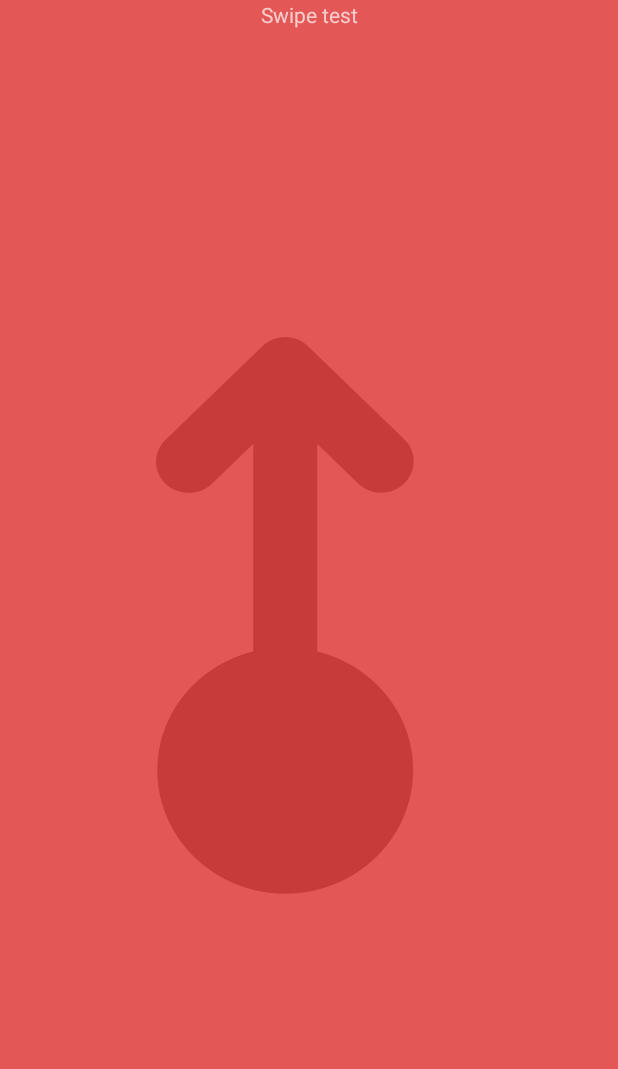
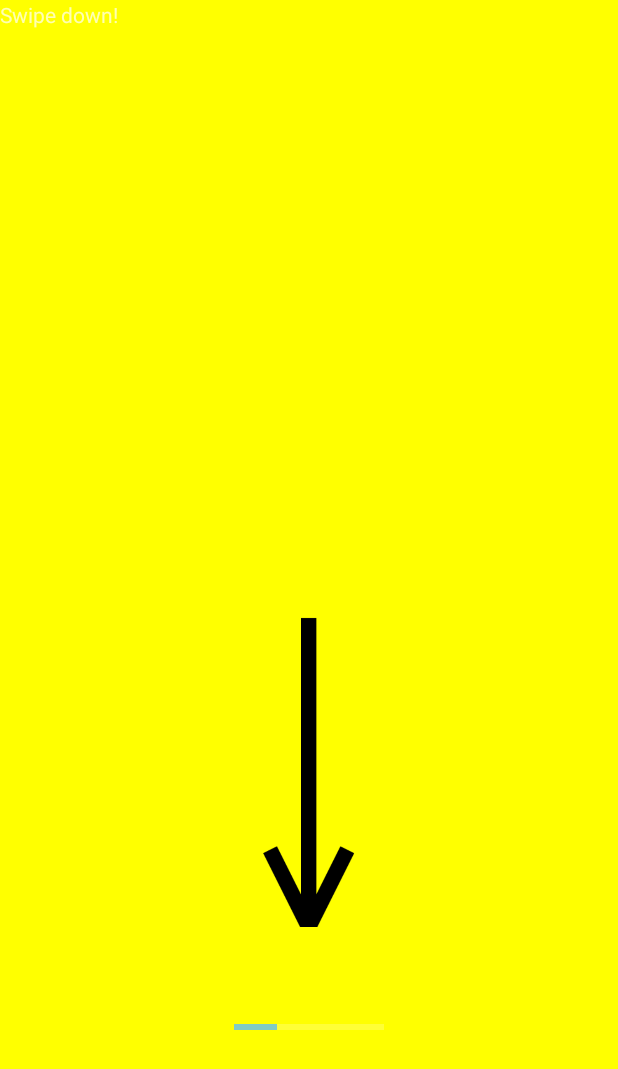
Before and after one commit to noodlegg/RPG, an Android app: the screen it shows after launch (SwipeMechanic before the commit, SoloGame after it), after a tap on an icon or button, on a phone screen of 412 x 824 dp. Shown: the top 1069 px of the screen. Run offline under Robolectric (Android 15) with nearby library versions, the phone set to English and light mode, and no system bars.

Commit message:
Solo Game added
- SoloGame with corresponding files for swipe commands has been added
- Exited activities are destroyed to prevent unintended access to activities through the on-screen back button

TBD:
- High score upload to Firebase
- Add different commands to gameplay
- Party mode implementation
- Settings functionality

```diff
--- a/app/src/main/AndroidManifest.xml
+++ b/app/src/main/AndroidManifest.xml
@@ -18,9 +18,12 @@
             </intent-filter>
         </activity>
         <activity android:name=".Home"/>
+        <activity android:name=".SoloGame" />
+        <activity android:name=".GameOver" />
         <activity android:name=".SwipeMechanic" />
         <activity android:name=".ShakeMechanic" />
         <activity android:name=".MultiplayerConnection" />
     </application>
-
+    <!-- Require that the device has an accelerometer -->
+    <uses-feature android:name="android.hardware.sensor.accelerometer" android:required="true" />
 </manifest>
--- /dev/null
+++ b/app/src/main/java/com/example/sword/rpg/EmptyFragment.java
@@ -0,0 +1,18 @@
+package com.example.sword.rpg;
+
+import android.os.Bundle;
+import android.support.v4.app.Fragment;
+import android.view.LayoutInflater;
+import android.view.View;
+import android.view.ViewGroup;
+
+public class EmptyFragment extends Fragment {
+
+    @Override
+    public View onCreateView(LayoutInflater inflater, ViewGroup container,
+                             Bundle savedInstanceState) {
+        // Inflate the layout for this fragment
+        return inflater.inflate(R.layout.fragment_empty, container, false);
+    }
+
+}
--- a/app/src/main/java/com/example/sword/rpg/GameSelectFragment.java
+++ b/app/src/main/java/com/example/sword/rpg/GameSelectFragment.java
@@ -32,7 +32,7 @@ public class GameSelectFragment extends Fragment {
         playSolo.setOnClickListener(new View.OnClickListener() {
             @Override
             public void onClick(View v) {
-                Intent intent = new Intent(v.getContext(), SwipeMechanic.class);
+                Intent intent = new Intent(v.getContext(), SoloGame.class);
                 startActivity(intent);
             }
         });
--- /dev/null
+++ b/app/src/main/java/com/example/sword/rpg/PrepareScreen.java
@@ -0,0 +1,17 @@
+package com.example.sword.rpg;
+
+import android.os.Bundle;
+import android.support.v4.app.Fragment;
+import android.view.LayoutInflater;
+import android.view.View;
+import android.view.ViewGroup;
+
+public class PrepareScreen extends Fragment {
+
+    @Override
+    public View onCreateView(LayoutInflater inflater, ViewGroup container,
+                             Bundle savedInstanceState) {
+        // Inflate the layout for this fragment
+        return inflater.inflate(R.layout.fragment_prepare_screen, container, false);
+    }
+}
--- /dev/null
+++ b/app/src/main/java/com/example/sword/rpg/SoloGame.java
@@ -0,0 +1,181 @@
+package com.example.sword.rpg;
+
+import android.content.Intent;
+import android.os.Bundle;
+import android.support.v7.app.AppCompatActivity;
+import android.support.v4.app.Fragment;
+import java.util.HashMap;
+import java.util.Map;
+import java.util.Random;
+
+public class SoloGame extends AppCompatActivity {
+    private HashMap<Fragment, Integer> commands = initializeCommands();
+    private int score = 0;
+
+    // For random numbers
+    Random rand = new Random();
+
+    // The Fragment of the timer progress bar
+    TimerFragment timerFragment;
+
+    @Override
+    protected void onCreate(Bundle savedInstanceState) {
+        super.onCreate(savedInstanceState);
+        setContentView(R.layout.activity_solo_game);
+        doNewCommand(); // Proceed to game logic
+    }
+
+    @Override
+    protected void onResume() {
+        super.onResume();
+    }
+
+    @Override
+    public void onBackPressed() {
+        /* Empty on purpose: during the game, the back button should not perform any action. */
+    }
+
+    /**
+     * Handles the events after a command has ended.
+     * If the command was executed successfully: give a new command;
+     * if the command was not executed successfully: move to the Game Over screen.
+     * @param success  whether the command was successfully executed or not
+     */
+    public void commandFinished(boolean success) {
+        timerFragment.stopTimer();
+        if (success) {
+            score++; // Increase score by one
+            doNewCommand(); // Give a new command
+        } else {
+            System.out.println("Score: " + score); // FOR TESTING PURPOSES
+            // Go to the Game Over screen
+            Intent intent = new Intent(this, GameOver.class);
+            Bundle bundle = new Bundle(); // New Bundle to pass score to Game Over screen
+            bundle.putInt("score", score); // Add score to bundle
+            intent.putExtras(bundle); // Add bundle to intent
+            startActivity(intent); // Start the intent
+            finish();
+        }
+    }
+
+    /**
+     * Overall logic for giving a new command:
+     * 1. Pick random command.
+     * 2. Update each command's weight accordingly.
+     * 3. Display new command.
+     */
+    private void doNewCommand() {
+        Fragment command = getRandomCommand(); //Pick a random command
+
+        /* FOR DEBUGGING PURPOSES */
+        System.out.println("=====================================");
+        System.out.println("Old weights:");
+        printWeights();
+
+        updateWeights(command); // Update the probability weights from the commands
+
+        /* FOR DEBUGGING PURPOSES */
+        System.out.println("New weights:");
+        printWeights(); // FOR DEBUGGING PURPOSES
+
+        displayNewCommand(command);
+    }
+
+    /**
+     * Creates a HashMap with every possible command in there, each with probability weight 1.
+     * @return a HashMap with every possible command, each with probability weight 1.
+     */
+    private HashMap<Fragment, Integer> initializeCommands() {
+        HashMap<Fragment, Integer> hmap = new HashMap<>();
+
+        // The names of the different commands:
+        hmap.put(new SwipeCommandFragment(), 1);
+        // Repeated to avoid same swipe command
+        hmap.put(new SwipeCommandFragment(), 2);
+
+        return hmap;
+    }
+
+    /**
+     * Pick a random command from the HashMap {@code commands}.
+     * Each command has a probability weight attached to it. The higher the weight of a command,
+     * the higher the chance of this command being picked. The chance of the command "example"
+     * happening is:
+     * {@code p("example") = commands.get("example") / getWeightSum()}
+     * @return one of the classes in the HashMap {@code commands}
+     */
+    private Fragment getRandomCommand() {
+        int weightSum = getWeightSum();
+        int r = rand.nextInt(weightSum) + 1; // Pick a random number from [1, weightSum]
+        System.out.println("Weight sum:  " + weightSum);
+        System.out.println("Random value:" + r); // FOR DEBUGGING PURPOSES
+        for (Map.Entry<Fragment, Integer> entry : commands.entrySet()) { //Loop through all commands
+            r -= entry.getValue(); // Decrease the random value by this command's weight
+            if (r <= 0) { // If the random number has been reduced to 0 or less...
+                return entry.getKey(); // ...pick this command
+            } // Otherwise move to next command
+        }
+
+        return null; //Never used (if everything works properly :D)
+    }
+
+    /**
+     * Calculates the sum of all the commands their probability weights
+     * @return the sum of all the values in {@code commands}
+     */
+    private int getWeightSum() {
+        int sum = 0; // Start out with 0
+
+        for (Integer weight : commands.values()) {
+            sum += weight; // Add each command's probability weight to the sum
+        }
+
+        return sum; // Return the sum
+    }
+
+    /**
+     * Updates every command's probability weight, knowing that {@code chosenCommand} was just
+     * picked.
+     * Every command's weight is increased by 1, except for that of {@code chosenCommand}, which
+     * gets set to 1.
+     * @param chosenCommand
+     * @modifies commands
+     */
+    private void updateWeights(Fragment chosenCommand) {
+        for (Map.Entry<Fragment, Integer> entry : commands.entrySet()) {
+            if (entry.getKey() == chosenCommand) {
+                entry.setValue(1); // Set chosen command's weight to 1
+            } else {
+                entry.setValue(entry.getValue() + 1); // Increase the others by 1
+            }
+        }
+    }
+
+    /**
+     * Replaces the previous command fragment by a new one and replaces the previous time fragment
+     * with a new one.
+     * @param command  the chosen command to be displayed
+     */
+    private void displayNewCommand(Fragment command) {
+        // Create new transaction
+        android.support.v4.app.FragmentTransaction transaction =
+                getSupportFragmentManager().beginTransaction();
+
+        // Replace the previous command with the new one
+        transaction.replace(R.id.shown_screen, command);
+
+        // Create new timer fragment and replace the old one
+        timerFragment = TimerFragment.newInstance(score);
+        transaction.replace(R.id.timer_location, timerFragment);
+
+        // Commit the transaction
+        transaction.commit();
+    }
+
+    /* FOR DEBUGGING PURPOSES */
+    private void printWeights() {
+        for (Map.Entry<Fragment, Integer> entry : commands.entrySet()) {
+            System.out.println("  " + entry.getKey() + ": " + entry.getValue());
+        }
+    }
+}
--- /dev/null
+++ b/app/src/main/java/com/example/sword/rpg/SwipeCommandFragment.java
@@ -0,0 +1,132 @@
+package com.example.sword.rpg;
+
+import android.os.Bundle;
+import android.support.v4.app.Fragment;
+import android.view.GestureDetector;
+import android.view.LayoutInflater;
+import android.view.MotionEvent;
+import android.view.View;
+import android.view.ViewGroup;
+import android.widget.ImageView;
+import android.widget.TextView;
+
+import java.util.Random;
+
+public class SwipeCommandFragment extends Fragment {
+
+    private int direction;
+    private View view;
+
+    @Override
+    public View onCreateView(LayoutInflater inflater, ViewGroup container,
+                             Bundle savedInstanceState) {
+        // Define view
+        view = inflater.inflate(R.layout.fragment_swipe_command, container, false);
+
+        ImageView arrow = view.findViewById(R.id.arrow); // Arrow image
+        /*Matrix matrix = new Matrix(); // Matrix to define scale and rotation of image
+        arrow.setScaleType(ImageView.ScaleType.MATRIX); // Set scale type of image to MATRIX*/
+
+        Random rand = new Random();
+        direction = rand.nextInt(4); // Get a random direction ([0, 3])
+
+        // Rotate the matrix
+        /*matrix.postRotate((float) (90 * direction),
+                arrow.getDrawable().getBounds().width()/2,
+                arrow.getDrawable().getBounds().height()/2);
+        arrow.setImageMatrix(matrix); // Match scale of image to the matrix*/
+
+        arrow.setRotation(90* direction);
+        updateText(direction); // Set the correct command title
+
+
+        final GestureDetector gesture = new GestureDetector(getActivity(),
+                new GestureDetector.SimpleOnGestureListener() {
+
+                    @Override
+                    public boolean onDown(MotionEvent e) {
+                        return true;
+                    }
+
+                    @Override
+                    public boolean onFling(MotionEvent e1, MotionEvent e2, float velocityX,
+                                           float velocityY) {
+                        System.out.println("onFling() has been called");
+                        final int SWIPE_MIN_DISTANCE = 150; // To detect long enough swipes
+                        final int SWIPE_MAX_OFF_PATH = 150; // To ignore diagonal swipes
+                        final int SWIPE_THRESHOLD_VELOCITY = 200; // To ignore slow swipes
+
+                        // If the swipe wasn't "too vertical", check horizontal swipes
+                        if (Math.abs(e1.getY() - e2.getY()) < SWIPE_MAX_OFF_PATH) {
+                            // To the left
+                            if (e1.getX() - e2.getX() > SWIPE_MIN_DISTANCE
+                                    && Math.abs(velocityX) > SWIPE_THRESHOLD_VELOCITY) {
+                                swipeDetected(3);
+
+                                // To the right
+                            } else if (e2.getX() - e1.getX() > SWIPE_MIN_DISTANCE
+                                    && Math.abs(velocityX) > SWIPE_THRESHOLD_VELOCITY) {
+                                swipeDetected(1);
+                            }
+                        }
+
+                        //If the swipe wasn't "too horizontal", check vertical swipes
+                        if (Math.abs(e1.getX() - e2. getX()) < SWIPE_MAX_OFF_PATH) {
+                            // Upward
+                            if (e1.getY() - e2.getY() > SWIPE_MIN_DISTANCE
+                                    && Math.abs(velocityX) > SWIPE_THRESHOLD_VELOCITY) {
+                                swipeDetected(0);
+
+                                // Downward
+                            } else if (e2.getY() - e1.getY() > SWIPE_MIN_DISTANCE
+                                    && Math.abs(velocityY) > SWIPE_THRESHOLD_VELOCITY) {
+                                swipeDetected(2);
+                            }
+                        }
+                        return super.onFling(e1, e2, velocityX, velocityY);
+                    }
+                });
+
+        view.setOnTouchListener(new View.OnTouchListener() {
+            @Override
+            public boolean onTouch(View view, MotionEvent event) {
+                return gesture.onTouchEvent(event);
+            }
+        });
+
+        // Inflate the layout for this fragment
+        return view;
+    }
+
+    private void swipeDetected(int detected) {
+        // On a correct swipe:
+        if (detected == direction) {
+            // Command succeeded
+            ((SoloGame)getActivity()).commandFinished(true);
+        } else { // (on wrong swipe:)
+            // Command failed
+            ((SoloGame)getActivity()).commandFinished(false);
+        }
+    }
+
+    private void updateText(int direction) {
+        // The command title
+        TextView textView = view.findViewById(R.id.command_title);
+        String text = "Swipe ";
+
+        // Add the correct direction to the command title
+        switch (direction) {
+            case 0: text += "up!";
+                break;
+            case 1: text += "right!";
+                break;
+            case 2: text += "down!";
+                break;
+            case 3: text += "left!";
+                break;
+        }
+
+        // Update the command title text
+        textView.setText(text);
+    }
+}
--- /dev/null
+++ b/app/src/main/java/com/example/sword/rpg/TimerFragment.java
@@ -0,0 +1,113 @@
+package com.example.sword.rpg;
+
+import android.os.Bundle;
+import android.os.Handler;
+import android.support.v4.app.Fragment;
+import android.view.LayoutInflater;
+import android.view.View;
+import android.view.ViewGroup;
+import android.widget.ProgressBar;
+
+
+public class TimerFragment extends Fragment {
+
+    private ProgressBar mProgressBar; // The progressbar timer
+
+    private boolean mIsRunning; // Whether the timer should keep running
+    private boolean mIsPaused = false; // Whether the timer is paused
+
+    private long timeLeft; // Time left in milliseconds
+    private long timeLimit; // Time limit in milliseconds
+    private long startTime; // Records the system time at which the timer started
+    private long timeAtPause = 0; // The system time at the moment the game is paused
+
+    private Handler timerHandler = new Handler(); // Handler used as timer
+    private Runnable timerRunnable = new Runnable() { // Handler Runnable
+
+        @Override
+        public void run() {
+            if (!mIsRunning) { // If the timer should stop
+                return; // Stop the timer
+            }
+
+            // Update timer
+            timeLeft = timeLimit - (System.currentTimeMillis() - startTime);
+            mProgressBar.setProgress((int) (1000 * timeLeft / timeLimit));
+
+            // If the time is up
+            if (timeLeft <= 0) {
+                // Fail the command
+                ((SoloGame)getActivity()).commandFinished(false);
+            }
+
+            // Repeat after 5 ms
+            timerHandler.postDelayed(this, 5);
+        }
+    };
+
+    @Override
+    public View onCreateView(LayoutInflater inflater, ViewGroup container,
+                             Bundle savedInstanceState) {
+        // Inflate the layout for this fragment
+        View view = inflater.inflate(R.layout.fragment_timer, container, false);
+        mProgressBar = view.findViewById(R.id.timer);
+
+        mIsRunning = true; // Yes, we want the timer to keep running
+        timeLimit = getArguments().getLong("timeLimit", 1500); // Set timer duration
+        startTime = System.currentTimeMillis(); // Record the start time
+
+        System.out.println("Time for this round: " + timeLimit);
+
+        timerHandler.postDelayed(timerRunnable, 0); // Call Handler Runnable
+
+        return view;
+    }
+
+    @Override
+    public void onPause() {
+        // Save the current time, so we can recalibrate the timer when we resume it.
+        timeAtPause = System.currentTimeMillis();
+        //Pause timer
+        timerHandler.removeCallbacksAndMessages(null);
+        mIsPaused = true;
+
+        super.onPause();
+    }
+
+    @Override
+    public void onResume() {
+        super.onResume();
+        if (mIsPaused) { // If the time has been paused:
+            startTime += System.currentTimeMillis() - timeAtPause; // Recalibrate timer
+        }
+
+        // Resume timer
+        mIsPaused = false;
+        timerHandler.postDelayed(timerRunnable, 0);
+    }
+
+    /**
+     * Kills the timer
+     */
+    public void stopTimer() {
+        mIsRunning = false; // No, we don't want the timer to continue
+        timerHandler.removeCallbacks(timerRunnable); // Stop handler calls
+    }
+
+    public static TimerFragment newInstance(int score) {
+        TimerFragment timerFragment = new TimerFragment(); // Create new timer
+
+        double MAX_TIME = 3000; // Largest time limit in ms (for first round)
+        double MIN_TIME = 1000; // Shortest time limit in ms (asymptote for time function)
+
+        /* Function that returns a smaller and smaller value, as the game progresses, but never
+           less than MIN_TIME */
+        long timeLimit = (long) (3 * (MAX_TIME - MIN_TIME) / (0.6 * score + 3) + MIN_TIME);
+
+        Bundle args = new Bundle(); // Bundle to pass arguments
+        args.putLong("timeLimit", timeLimit); // Add argument to bundle
+        timerFragment.setArguments(args); // Pass bundle to the timer
+
+        return timerFragment; // Return the timer
+    }
+}
--- a/app/src/main/res/layout/activity_home.xml
+++ b/app/src/main/res/layout/activity_home.xml
@@ -28,7 +28,6 @@
         android:layout_marginEnd="0dp"
         android:layout_marginStart="0dp"
         app:itemBackground="@color/RubenRedDark"
-        app:itemTextAppearance="@style/NavigationText"
         app:layout_constraintBottom_toBottomOf="parent"
         app:layout_constraintLeft_toLeftOf="parent"
         app:layout_constraintRight_toRightOf="parent"
--- /dev/null
+++ b/app/src/main/res/layout/activity_solo_game.xml
@@ -0,0 +1,31 @@
+<?xml version="1.0" encoding="utf-8"?>
+<android.support.constraint.ConstraintLayout xmlns:android="http://schemas.android.com/apk/res/android"
+    xmlns:app="http://schemas.android.com/apk/res-auto"
+    xmlns:tools="http://schemas.android.com/tools"
+    android:id="@+id/solo_game_activity"
+    android:layout_width="match_parent"
+    android:layout_height="match_parent"
+    tools:context="com.example.sword.rpg.ShakeMechanic"
+    tools:layout_editor_absoluteY="81dp">
+
+    <fragment
+        android:id="@+id/shown_screen"
+        android:name="com.example.sword.rpg.PrepareScreen"
+        android:layout_width="0dp"
+        android:layout_height="0dp"
+        app:layout_constraintBottom_toBottomOf="parent"
+        app:layout_constraintEnd_toEndOf="parent"
+        app:layout_constraintStart_toStartOf="parent"
+        app:layout_constraintTop_toTopOf="parent"></fragment>
+
+    <fragment
+        android:id="@+id/timer_location"
+        android:name="com.example.sword.rpg.EmptyFragment"
+        android:layout_width="100dp"
+        android:layout_height="100dp"
+        android:layout_marginBottom="47dp"
+        app:layout_constraintBottom_toBottomOf="parent"
+        app:layout_constraintEnd_toEndOf="parent"
+        app:layout_constraintStart_toStartOf="parent" />
+
+</android.support.constraint.ConstraintLayout>
--- /dev/null
+++ b/app/src/main/res/layout/fragment_empty.xml
@@ -0,0 +1,7 @@
+<FrameLayout xmlns:android="http://schemas.android.com/apk/res/android"
+    xmlns:tools="http://schemas.android.com/tools"
+    android:layout_width="match_parent"
+    android:layout_height="match_parent"
+    tools:context="com.example.sword.rpg.EmptyFragment">
+
+</FrameLayout>
--- /dev/null
+++ b/app/src/main/res/layout/fragment_prepare_screen.xml
@@ -0,0 +1,13 @@
+<FrameLayout xmlns:android="http://schemas.android.com/apk/res/android"
+    xmlns:tools="http://schemas.android.com/tools"
+    android:layout_width="match_parent"
+    android:layout_height="match_parent"
+    tools:context="com.example.sword.rpg.PrepareScreen">
+
+    <!-- TODO: Update blank fragment layout -->
+    <TextView
+        android:layout_width="match_parent"
+        android:layout_height="match_parent"
+        android:text="@string/hello_blank_fragment" />
+
+</FrameLayout>
--- /dev/null
+++ b/app/src/main/res/layout/fragment_swipe_command.xml
@@ -0,0 +1,25 @@
+<FrameLayout xmlns:android="http://schemas.android.com/apk/res/android"
+    xmlns:app="http://schemas.android.com/apk/res-auto"
+    xmlns:tools="http://schemas.android.com/tools"
+    android:layout_width="match_parent"
+    android:layout_height="match_parent"
+    android:background="#FF0"
+    tools:context="com.example.sword.rpg.SwipeCommandFragment">
+
+    <!-- TODO: Update blank fragment layout -->
+    <TextView
+        android:id="@+id/command_title"
+        android:layout_width="wrap_content"
+        android:layout_height="match_parent"
+        android:text="Swipe"
+        app:layout_constraintEnd_toEndOf="parent"
+        app:layout_constraintStart_toStartOf="parent"
+        app:layout_constraintTop_toTopOf="parent" />
+
+    <ImageView
+        android:id="@+id/arrow"
+        android:layout_width="wrap_content"
+        android:layout_height="wrap_content"
+        android:src="@drawable/arrow" />
+
+</FrameLayout>
--- /dev/null
+++ b/app/src/main/res/layout/fragment_timer.xml
@@ -0,0 +1,17 @@
+<FrameLayout xmlns:android="http://schemas.android.com/apk/res/android"
+    xmlns:tools="http://schemas.android.com/tools"
+    android:layout_width="match_parent"
+    android:layout_height="match_parent"
+    tools:context="com.example.sword.rpg.TimerFragment">
+
+    <!-- TODO: Update blank fragment layout -->
+
+    <ProgressBar
+        android:id="@+id/timer"
+        style="?android:attr/progressBarStyleHorizontal"
+        android:layout_width="match_parent"
+        android:layout_height="wrap_content"
+        android:max="1000"
+        android:progress="0" />
+
+</FrameLayout>
```
Also changed, not shown: app/src/main/java/com/example/sword/rpg/GameOver.java (added, +86 -0 lines), app/src/main/res/layout/activity_game_over.xml (added, +81 -0 lines), app/src/main/res/drawable/arrow.png (added).
